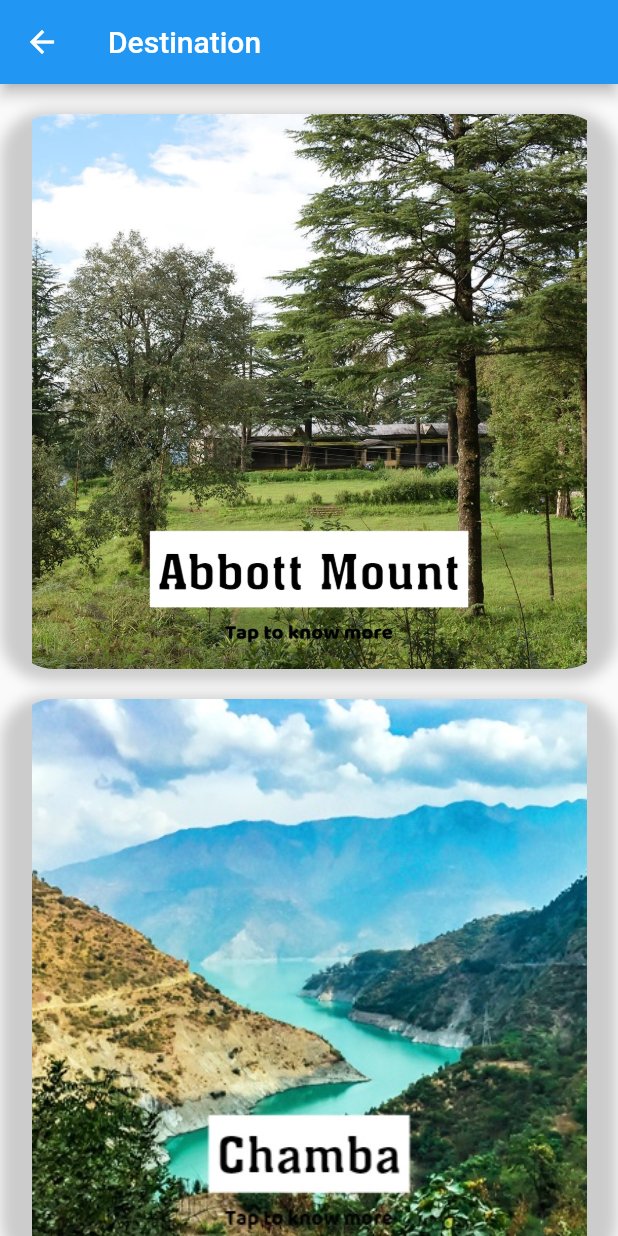
After one commit to anushikabala/CharDham, a Flutter app: the Destination screen opened directly, on a phone screen of 412 x 824 dp. The commit adds this screen. Run offline on Flutter 3.47's test engine with Material 2 defaults, Android fonts, the light colour scheme and no system bars; our stand-ins replace cached_network_image, flutter_svg, google_fonts, smooth_page_indicator.

Commit message:
destination and festival

```diff
--- /dev/null
+++ b/lib/screens/destination.dart
@@ -0,0 +1,281 @@
+import 'package:flutter/material.dart';
+import 'dart:math';
+
+class Destination extends StatefulWidget {
+
+  @override
+  State<Destination> createState() => _DestinationState();
+}
+
+class _DestinationState extends State<Destination> {
+  bool isBack = true;
+  double angle = 0;
+  bool isBack1 = true;
+  double angle1 = 0;
+  bool isBack2 = true;
+  double angle2 = 0;
+  void _flip() {
+    setState(() {
+      angle = (angle + pi) % (2 * pi);
+    });
+  }
+  void _flip1() {
+    setState(() {
+      angle1 = (angle1 + pi) % (2 * pi);
+    });
+  }
+  void _flip2() {
+    setState(() {
+      angle2 = (angle2 + pi) % (2 * pi);
+    });
+  }
+
+  @override
+  Widget build(BuildContext context) {
+    return Scaffold(
+      appBar: AppBar(
+        title: Text('Destination'),
+      ),
+      body: SingleChildScrollView(
+        child: Center(
+          child: Column(
+            mainAxisAlignment: MainAxisAlignment.center,
+            children: [
+              GestureDetector(
+                onTap: _flip,
+                child: TweenAnimationBuilder(
+                    tween: Tween<double>(begin: 0, end: angle),
+                    duration: Duration(seconds: 1),
+                    builder: (BuildContext context, double val, __) {
+                      if (val >= (pi / 2)) {
+                        isBack = false;
+                      } else {
+                        isBack = true;
+                      }
+                      return (Transform(
+                        //let's make the card flip by it's center
+                        alignment: Alignment.center,
+                        transform: Matrix4.identity()
+                          ..setEntry(3, 2, 0.001)
+                          ..rotateY(val),
+                        child: Container(
+                            margin: const EdgeInsets.only(top: 20.0),
+                            width: 400,
+                            height: 370,
+                            child: isBack
+                                ? Container(
+                              decoration: BoxDecoration(
+                                boxShadow: [
+                                  BoxShadow(
+                                    color: Colors.grey.withOpacity(0.5),
+                                    spreadRadius: 5,
+                                    blurRadius: 7,
+                                    offset: Offset(0, 3), // changes position of shadow
+                                  ),
+                                ],
+                                borderRadius: BorderRadius.circular(30.0),
+                                image: DecorationImage(
+                                  image: AssetImage("assets/images1/abbottf.jpg"),
+                                ),
+                              ),
+                            ) //if it's back we will display here
+                                : Transform(
+                              alignment: Alignment.center,
+                              transform: Matrix4.identity()
+                                ..rotateY(
+                                    pi), // it will flip horizontally the container
+                              child: Container(
+                                decoration: BoxDecoration(
+                                  boxShadow: [
+                                    BoxShadow(
+                                      color: Colors.grey.withOpacity(0.5),
+                                      spreadRadius: 5,
+                                      blurRadius: 7,
+                                      offset: Offset(0, 3), // changes position of shadow
+                                    ),
+                                  ],
+                                  borderRadius: BorderRadius.circular(30.0),
+                                  image: DecorationImage(
+                                    image: AssetImage("assets/images1/abbottb.jpg"),
+
+                                  ),
+                                ),
+                                child: Container(
+                                    padding: EdgeInsets.symmetric(horizontal: 60),
+                                    decoration: BoxDecoration(
+                                      color: Colors.white70.withOpacity(0.5),
+                                    ),
+                                    child:Center(
+                                      child: Text(
+                                        "Situated at an elevation of around 1,981 m above sea level in Champawat district, Abbott Mount is a picturesque hamlet. It is said that a British businessman, John Harold Abbott, was so mesmerised by the serenity of this place that he decided to develop it as a European settlement.",
+                                        style: TextStyle(color: Colors.black, fontSize: 17,fontWeight: FontWeight. bold,),
+                                      ),
+                                    )
+                                ),
+                              ),
+                            ) //else we will display it here,
+                        ),
+                      ));
+                    }),
+              ),
+              GestureDetector(
+                onTap: _flip2,
+                child: TweenAnimationBuilder(
+                    tween: Tween<double>(begin: 0, end: angle2),
+                    duration: Duration(seconds: 1),
+                    builder: (BuildContext context, double val, __) {
+                      if (val >= (pi / 2)) {
+                        isBack2 = false;
+                      } else {
+                        isBack2 = true;
+                      }
+                      return (Transform(
+                        //let's make the card flip by it's center
+                        alignment: Alignment.center,
+                        transform: Matrix4.identity()
+                          ..setEntry(3, 2, 0.001)
+                          ..rotateY(val),
+                        child: Container(
+                            margin: const EdgeInsets.only(top: 20.0),
+                            width: 400,
+                            height: 370,
+                            child: isBack2
+                                ? Container(
+                              decoration: BoxDecoration(
+                                boxShadow: [
+                                  BoxShadow(
+                                    color: Colors.grey.withOpacity(0.5),
+                                    spreadRadius: 5,
+                                    blurRadius: 7,
+                                    offset: Offset(0, 3), // changes position of shadow
+                                  ),
+                                ],
+                                borderRadius: BorderRadius.circular(30.0),
+                                image: DecorationImage(
+                                  image: AssetImage("assets/images1/Chambaf.jpg"),
+                                ),
+                              ),
+                            ) //if it's back we will display here
+                                : Transform(
+                              alignment: Alignment.center,
+                              transform: Matrix4.identity()
+                                ..rotateY(
+                                    pi), // it will flip horizontally the container
+                              child: Container(
+                                decoration: BoxDecoration(
+                                  boxShadow: [
+                                    BoxShadow(
+                                      color: Colors.grey.withOpacity(0.5),
+                                      spreadRadius: 5,
+                                      blurRadius: 7,
+                                      offset: Offset(0, 3), // changes position of shadow
+                                    ),
+                                  ],
+                                  borderRadius: BorderRadius.circular(30.0),
+                                  image: DecorationImage(
+                                    image: AssetImage("assets/images1/Chambab.jpg"),
+
+                                  ),
+                                ),
+                                child: Container(
+                                    padding: EdgeInsets.symmetric(horizontal: 60),
+                                    decoration: BoxDecoration(
+                                      color: Colors.white70.withOpacity(0.5),
+                                    ),
+                                    child:Center(
+                                      child: Text(
+                                        "Soaked in old-world charm, the picturesque town of Chamba in Uttarakhand is situated at an altitude of 1676 meters above sea level, on the foothills of the Himalayas.Chamba offers the most breath-taking views of the mighty peaks, mist-covered deep ravines, and verdant valleys, Chamba lies unexplored, untouched, overlooking the snow-clad mountains on one side and offering a magnificent view of the valley on the other.",
+                                        style: TextStyle(color: Colors.black, fontSize: 17,fontWeight: FontWeight. bold,),
+                                      ),
+                                    )
+                                ),
+                              ),
+                            ) //else we will display it here,
+                        ),
+                      ));
+                    }),
+              ),
+              GestureDetector(
+                onTap: _flip1,
+                child: TweenAnimationBuilder(
+                    tween: Tween<double>(begin: 0, end: angle1),
+                    duration: Duration(seconds: 1),
+                    builder: (BuildContext context, double val, __) {
+                      if (val >= (pi / 2)) {
+                        isBack1 = false;
+                      } else {
+                        isBack1 = true;
+                      }
+                      return (Transform(
+                        //let's make the card flip by it's center
+                        alignment: Alignment.center,
+                        transform: Matrix4.identity()
+                          ..setEntry(3, 2, 0.001)
+                          ..rotateY(val),
+                        child: Container(
+                            margin: const EdgeInsets.only(top: 20.0),
+                            width: 400,
+                            height: 370,
+                            child: isBack1
+                                ? Container(
+                              decoration: BoxDecoration(
+                                boxShadow: [
+                                  BoxShadow(
+                                    color: Colors.grey.withOpacity(0.5),
+                                    spreadRadius: 5,
+                                    blurRadius: 7,
+                                    offset: Offset(0, 3), // changes position of shadow
+                                  ),
+                                ],
+                                borderRadius: BorderRadius.circular(30.0),
+                                image: DecorationImage(
+                                  image: AssetImage("assets/images1/Corbettf.jpg"),
+                                ),
+                              ),
+                            ) //if it's back we will display here
+                                : Transform(
+                              alignment: Alignment.center,
+                              transform: Matrix4.identity()
+                                ..rotateY(
+                                    pi), // it will flip horizontally the container
+                              child: Container(
+                                decoration: BoxDecoration(
+                                  boxShadow: [
+                                    BoxShadow(
+                                      color: Colors.grey.withOpacity(0.5),
+                                      spreadRadius: 5,
+                                      blurRadius: 7,
+                                      offset: Offset(0, 3), // changes position of shadow
+                                    ),
+                                  ],
+                                  borderRadius: BorderRadius.circular(30.0),
+                                  image: DecorationImage(
+                                    image: AssetImage("assets/images1/Corbettb.jpg"),
+
+                                  ),
+                                ),
+                                child: Container(
+                                    padding: EdgeInsets.symmetric(horizontal: 60),
+                                    decoration: BoxDecoration(
+                                      color: Colors.white70.withOpacity(0.5),
+                                    ),
+                                    child:Center(
+                                      child: Text(
+                                        "Established in 1936, this is India's first national park. It is named after the legendary naturalist and conservationist Jim Corbett.  Located at the Himalayas' foothills, near the popular hill-station of Nainital, the beautiful Jim Corbett National Park, is famous for being home to a large number of tigers, the highest among any Indian national park. ",
+                                        style: TextStyle(color: Colors.black, fontSize: 17,fontWeight: FontWeight. bold,),
+                                      ),
+                                    )
+                                ),
+                              ),
+                            ) //else we will display it here,
+                        ),
+                      ));
+                    }),
+              )
+            ],
+          ),
+        ),
+      ),
+    );
+  }
+}
--- a/lib/screens/experience.dart
+++ b/lib/screens/experience.dart
@@ -1,4 +1,6 @@
 import 'package:chaardham/screens/adventure.dart';
+import 'package:chaardham/screens/destination.dart';
+import 'package:chaardham/screens/festivals.dart';
 import 'package:chaardham/screens/home_screen.dart';
 import 'package:flutter/material.dart';
 class Experience extends StatelessWidget {
@@ -67,7 +69,7 @@ class Experience extends StatelessWidget {
                       onPressed: () {
                         Navigator.push(
                           context,
-                          MaterialPageRoute(builder: (context) => HomeScreen()),
+                          MaterialPageRoute(builder: (context) => Destination()),
                         );
                       },
                       style: ButtonStyle(
@@ -137,7 +139,7 @@ class Experience extends StatelessWidget {
                       onPressed: () {
                         Navigator.push(
                           context,
-                          MaterialPageRoute(builder: (context) => HomeScreen()),
+                          MaterialPageRoute(builder: (context) => Festivals()),
                         );
                       },
                       style: ButtonStyle(
```
Also changed, not shown: lib/screens/festivals.dart (added, +281 -0 lines), pubspec.yaml (+12 -0 lines), assets/images1/Bissub.jpg (added), assets/images1/Bissuf.jpg (added), assets/images1/Chambab.jpg (added), assets/images1/Chambaf.jpg (added), assets/images1/Corbettb.jpg (added), assets/images1/Corbettf.jpg (added), assets/images1/Devidhurab.jpg (added), assets/images1/Devidhuraf.jpg (added), assets/images1/Hilljatrab.jpg (added), assets/images1/Hilljatraf.jpg (added), assets/images1/abbottb.jpg (added), assets/images1/abbottf.jpg (added).
